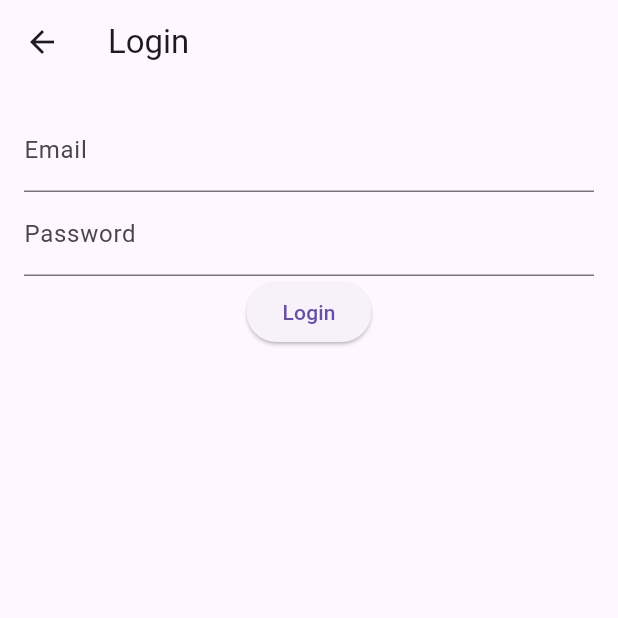
After one commit to chenkuochou/flutter_tutorials, a Flutter app: the LoginView screen opened directly, after a tap on "Login", on a phone screen of 412 x 824 dp, the top half of it. The commit adds this screen. Run offline on Flutter 3.47's test engine with Material 3 defaults, Android fonts, the phone set to English and light mode, and no system bars; our stand-ins replace firebase_auth, flutter_riverpod, gap, hooks_riverpod, riverpod_annotation; accounts and stored records are empty; generated files the repository leaves out were written again; network calls fail.

Commit message:
.auth repository

```diff
--- a/lib/main.dart
+++ b/lib/main.dart
@@ -1,7 +1,6 @@
 import 'package:flutter/material.dart';
 import 'package:flutter_riverpod/flutter_riverpod.dart';
 import 'package:flutter_tutorials/home.dart';
-import 'package:flutter_tutorials/tutorial/widget/animation/like_button.dart';
 
 void main() {
   runApp(const ProviderScope(child: MyApp()));
--- /dev/null
+++ b/lib/tutorial/auth_firebase/auth_repository.dart
@@ -0,0 +1,146 @@
+import 'package:firebase_auth/firebase_auth.dart';
+import 'package:flutter/material.dart';
+import 'package:gap/gap.dart';
+import 'package:hooks_riverpod/hooks_riverpod.dart';
+
+class AuthRepositoryPage extends HookConsumerWidget {
+  const AuthRepositoryPage({super.key});
+
+  @override
+  Widget build(BuildContext context, WidgetRef ref) {
+    final authState = ref.watch(authStateProvider);
+
+    return authState.when(
+      data: (user) {
+        if (user != null) {
+          return Column(
+            mainAxisAlignment: MainAxisAlignment.center,
+            children: [
+              Text('${user.email} is logged in'),
+              const Gap(50),
+              ElevatedButton(
+                onPressed: () {
+                  ref.read(authControllerProvider.notifier).signOut();
+                },
+                child: const Text('Sign Out'),
+              ),
+            ],
+          );
+        } else {
+          return const LoginView();
+        }
+      },
+      loading: () => const CircularProgressIndicator(),
+      error: (error, stack) => Text(error.toString()),
+    );
+  }
+}
+
+class LoginView extends HookConsumerWidget {
+  const LoginView({super.key});
+
+  @override
+  Widget build(BuildContext context, WidgetRef ref) {
+    final emailController = TextEditingController();
+    final passwordController = TextEditingController();
+
+    return Scaffold(
+      appBar: AppBar(title: const Text('Login')),
+      body: Padding(
+        padding: const EdgeInsets.all(16.0),
+        child: Column(
+          children: [
+            TextField(
+              controller: emailController,
+              decoration: const InputDecoration(labelText: 'Email'),
+            ),
+            TextField(
+              controller: passwordController,
+              decoration: const InputDecoration(labelText: 'Password'),
+              obscureText: true,
+            ),
+            ElevatedButton(
+              onPressed: () async {
+                try {
+                  await ref.read(authControllerProvider.notifier).signIn(
+                        emailController.text,
+                        passwordController.text,
+                      );
+                } catch (e) {
+                  if (context.mounted) {
+                    ScaffoldMessenger.of(context).showSnackBar(
+                      SnackBar(content: Text(e.toString())),
+                    );
+                  }
+                }
+              },
+              child: const Text('Login'),
+            ),
+          ],
+        ),
+      ),
+    );
+  }
+}
+
+class AuthRepository {
+  final FirebaseAuth _auth = FirebaseAuth.instance;
+
+  Stream<User?> authStateChanges() => _auth.authStateChanges();
+
+  Future<void> signIn(String email, String password) async {
+    try {
+      await _auth.signInWithEmailAndPassword(email: email, password: password);
+    } on FirebaseAuthException catch (e) {
+      throw Exception(e.message);
+    }
+  }
+
+  Future<void> signUp(String email, String password) async {
+    try {
+      await _auth.createUserWithEmailAndPassword(
+          email: email, password: password);
+    } on FirebaseAuthException catch (e) {
+      throw Exception(e.message);
+    }
+  }
+
+  Future<void> signOut() async {
+    await _auth.signOut();
+  }
+}
+
+final authRepositoryProvider =
+    Provider<AuthRepository>((ref) => AuthRepository());
+
+final authStateProvider = StreamProvider<User?>((ref) {
+  return ref.watch(authRepositoryProvider).authStateChanges();
+});
+
+final authControllerProvider =
+    StateNotifierProvider<AuthController, AsyncValue<void>>((ref) {
+  return AuthController(ref.watch(authRepositoryProvider));
+});
+
+class AuthController extends StateNotifier<AsyncValue<void>> {
+  final AuthRepository _authRepository;
+
+  AuthController(this._authRepository) : super(const AsyncValue.data(null));
+
+  Future<void> signIn(String email, String password) async {
+    state = const AsyncValue.loading();
+    state =
+        await AsyncValue.guard(() => _authRepository.signIn(email, password));
+  }
+
+  Future<void> signUp(String email, String password) async {
+    state = const AsyncValue.loading();
+    state =
+        await AsyncValue.guard(() => _authRepository.signUp(email, password));
+  }
+
+  Future<void> signOut() async {
+    state = const AsyncValue.loading();
+    state = await AsyncValue.guard(() => _authRepository.signOut());
+  }
+}
--- a/pubspec.yaml
+++ b/pubspec.yaml
@@ -25,8 +25,8 @@ dependencies:
   # go_router: ^14.2.1
   gap: ^3.0.1
 
-  # firebase_core: ^2.20.0
-  # firebase_auth: ^4.12.0
+  firebase_core: ^2.20.0
+  firebase_auth: ^4.12.0
   # cloud_firestore: ^4.14.0
   # firebase_storage: ^11.4.1
 
```
Also changed, not shown: pubspec.lock, 9 other files.
